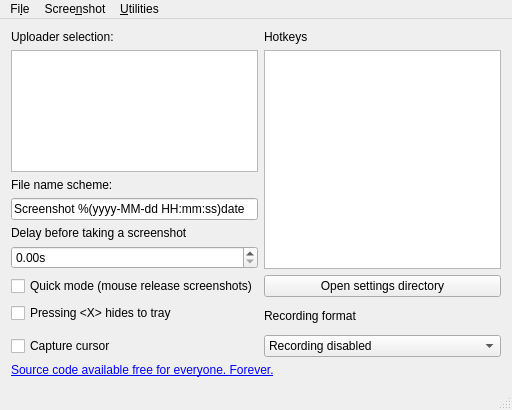
Before: the Qt Designer form mainwindow.ui in ArsenArsen/KShare, drawn with Qt 5.
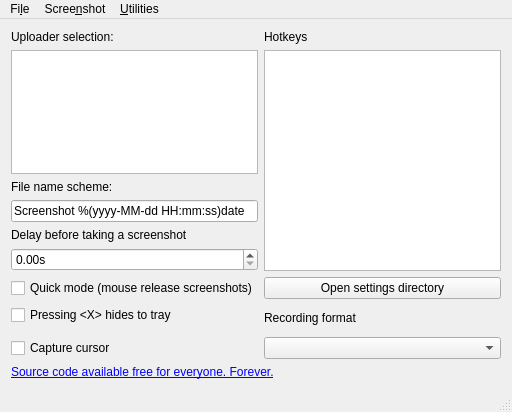
After: the same form once the commit is applied. Icons and pictures are not drawn.

Commit message:
Finalize recording.
Yet to fix GIFs and implement WebP/WebM/MP4
I wouldn't mind help

What changed in the file:
```diff
--- a/mainwindow.ui
+++ b/mainwindow.ui
@@ -7,7 +7,7 @@
     <x>0</x>
     <y>0</y>
     <width>512</width>
-    <height>410</height>
+    <height>412</height>
    </rect>
   </property>
   <property name="windowTitle">
@@ -28,13 +28,8 @@
     <item row="9" column="1">
      <widget class="QComboBox" name="comboBox">
       <property name="currentIndex">
-       <number>0</number>
+       <number>-1</number>
       </property>
-      <item>
-       <property name="text">
-        <string>Recording disabled</string>
-       </property>
-      </item>
      </widget>
     </item>
     <item row="3" column="0">
```
Left out of the diff: 2 changed lines with no effect on the pictures. The commit also changes 4 other files.
